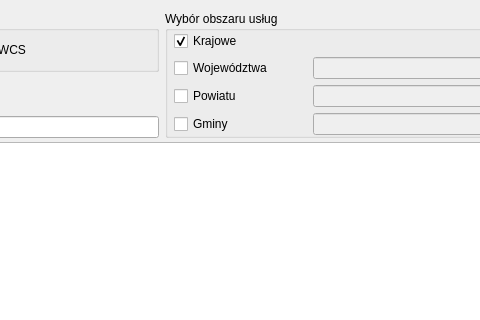
First picture: the form in web_service_plugin_dialog_base.ui, repository envirosolutionspl/integrator_uslug_danych_przestrzennych, before the edit; both pictures show x 281 to 761 and y 0 to 320 of the 886 by 630 pixel window.
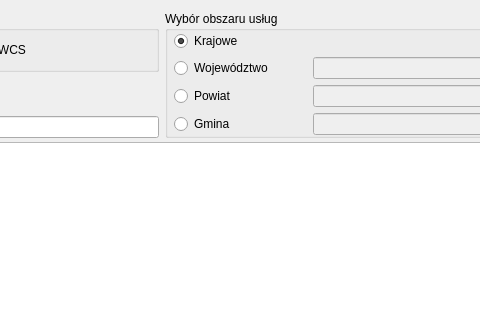
Second picture: the form after the edit. Icons and pictures are not drawn.

Commit message: zmiana checkboxów na radiobuttony

```diff
--- a/web_service_plugin_dialog_base.ui
+++ b/web_service_plugin_dialog_base.ui
@@ -41,37 +41,17 @@
       <property name="bottomMargin">
        <number>0</number>
       </property>
-      <item row="1" column="0">
-       <widget class="QCheckBox" name="woj_check">
+      <item row="0" column="0">
+       <widget class="QRadioButton" name="kraj_rb">
         <property name="text">
-         <string>Województwa</string>
+         <string>Krajowe</string>
         </property>
-        <attribute name="buttonGroup">
-         <string notr="true">buttonGroup</string>
-        </attribute>
-       </widget>
-      </item>
-      <item row="2" column="0">
-       <widget class="QCheckBox" name="pow_check">
-        <property name="text">
-         <string>Powiatu</string>
+        <property name="checked">
+         <bool>true</bool>
         </property>
-        <attribute name="buttonGroup">
-         <string notr="true">buttonGroup</string>
-        </attribute>
        </widget>
       </item>
-      <item row="3" column="0">
-       <widget class="QCheckBox" name="gmi_check">
-        <property name="text">
-         <string>Gminy</string>
-        </property>
-        <attribute name="buttonGroup">
-         <string notr="true">buttonGroup</string>
-        </attribute>
-       </widget>
-      </item>
-      <item row="1" column="1" colspan="2">
+      <item row="3" column="1" colspan="2">
        <widget class="QComboBox" name="wojewodztwo_combo">
         <property name="enabled">
          <bool>false</bool>
@@ -89,7 +69,7 @@
         </item>
        </widget>
       </item>
-      <item row="2" column="1" colspan="2">
+      <item row="4" column="1" colspan="2">
        <widget class="QComboBox" name="powiat_combo">
         <property name="enabled">
          <bool>false</bool>
@@ -102,7 +82,7 @@
         </property>
        </widget>
       </item>
-      <item row="3" column="1" colspan="2">
+      <item row="5" column="1" colspan="2">
        <widget class="QComboBox" name="gmina_combo">
         <property name="enabled">
          <bool>false</bool>
@@ -115,17 +95,25 @@
         </property>
        </widget>
       </item>
-      <item row="0" column="0">
-       <widget class="QCheckBox" name="kraj_check">
+      <item row="3" column="0">
+       <widget class="QRadioButton" name="woj_rb">
         <property name="text">
-         <string>Krajowe</string>
+         <string>Województwo</string>
         </property>
-        <property name="checked">
-         <bool>true</bool>
+       </widget>
+      </item>
+      <item row="4" column="0">
+       <widget class="QRadioButton" name="pow_rb">
+        <property name="text">
+         <string>Powiat</string>
         </property>
-        <attribute name="buttonGroup">
-         <string notr="true">buttonGroup</string>
-        </attribute>
+       </widget>
+      </item>
+      <item row="5" column="0">
+       <widget class="QRadioButton" name="gmi_rb">
+        <property name="text">
+         <string>Gmina</string>
+        </property>
        </widget>
       </item>
      </layout>
```
Left out of the diff: 7 changed lines with no effect on the pictures. The commit also changes 2 other files.
